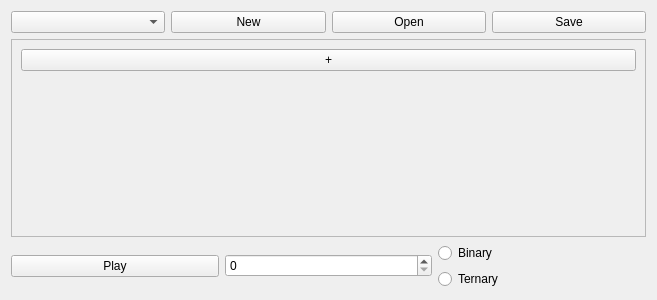
Above: ui/bartabpattern.ui from BdxMimo/project-bar before the change. Below: the same form after it.
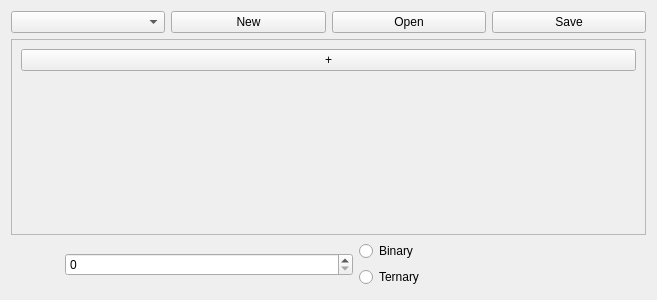
That is the form after the change. Icons and pictures are not drawn.

```diff
--- a/ui/bartabpattern.ui
+++ b/ui/bartabpattern.ui
@@ -52,8 +52,8 @@
        <rect>
         <x>0</x>
         <y>0</y>
-        <width>637</width>
-        <height>199</height>
+        <width>631</width>
+        <height>171</height>
        </rect>
       </property>
       <layout class="QVBoxLayout" name="verticalLayout_3">
@@ -91,8 +91,27 @@
     <layout class="QHBoxLayout" name="horizontalLayout">
      <item>
       <widget class="QPushButton" name="buttonPlay">
+       <property name="minimumSize">
+        <size>
+         <width>48</width>
+         <height>48</height>
+        </size>
+       </property>
+       <property name="maximumSize">
+        <size>
+         <width>48</width>
+         <height>48</height>
+        </size>
+       </property>
+       <property name="cursor">
+        <cursorShape>PointingHandCursor</cursorShape>
+       </property>
+       <property name="styleSheet">
+        <string notr="true">background-image: url(:/icons/images/arrow-right.png);
+border:0px;</string>
+       </property>
        <property name="text">
-        <string>Play</string>
+        <string/>
        </property>
       </widget>
      </item>
```
